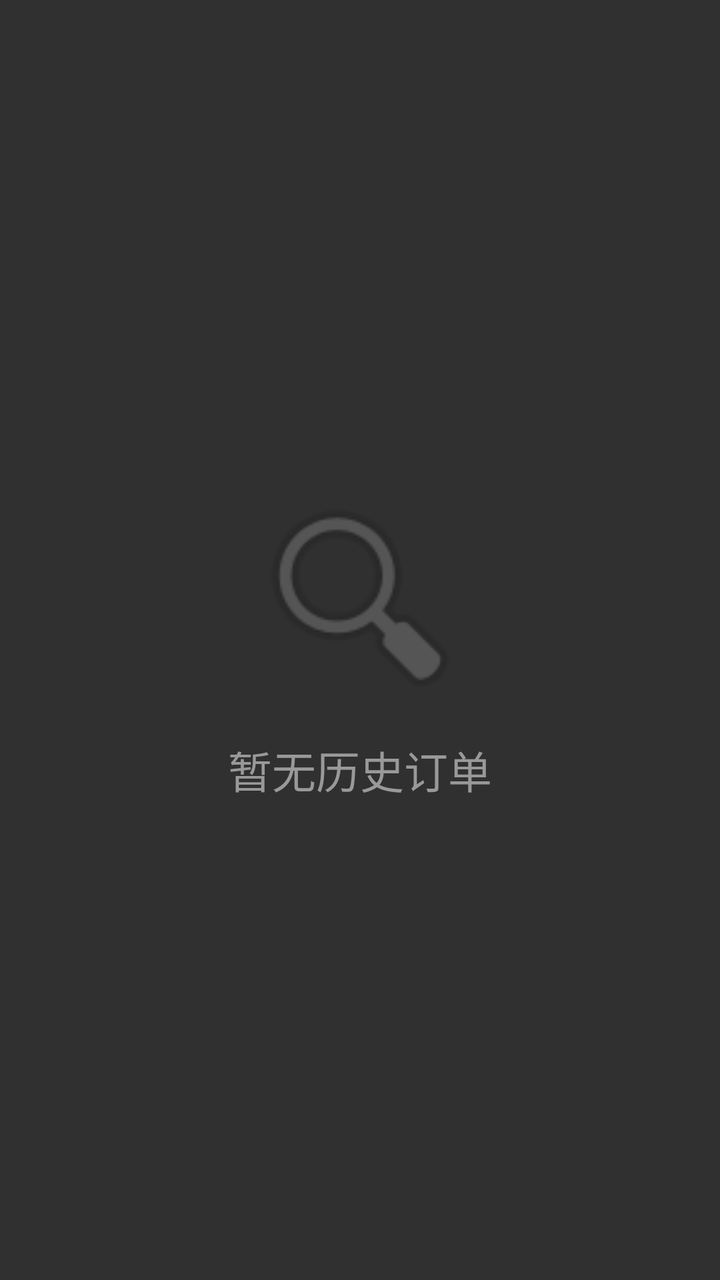
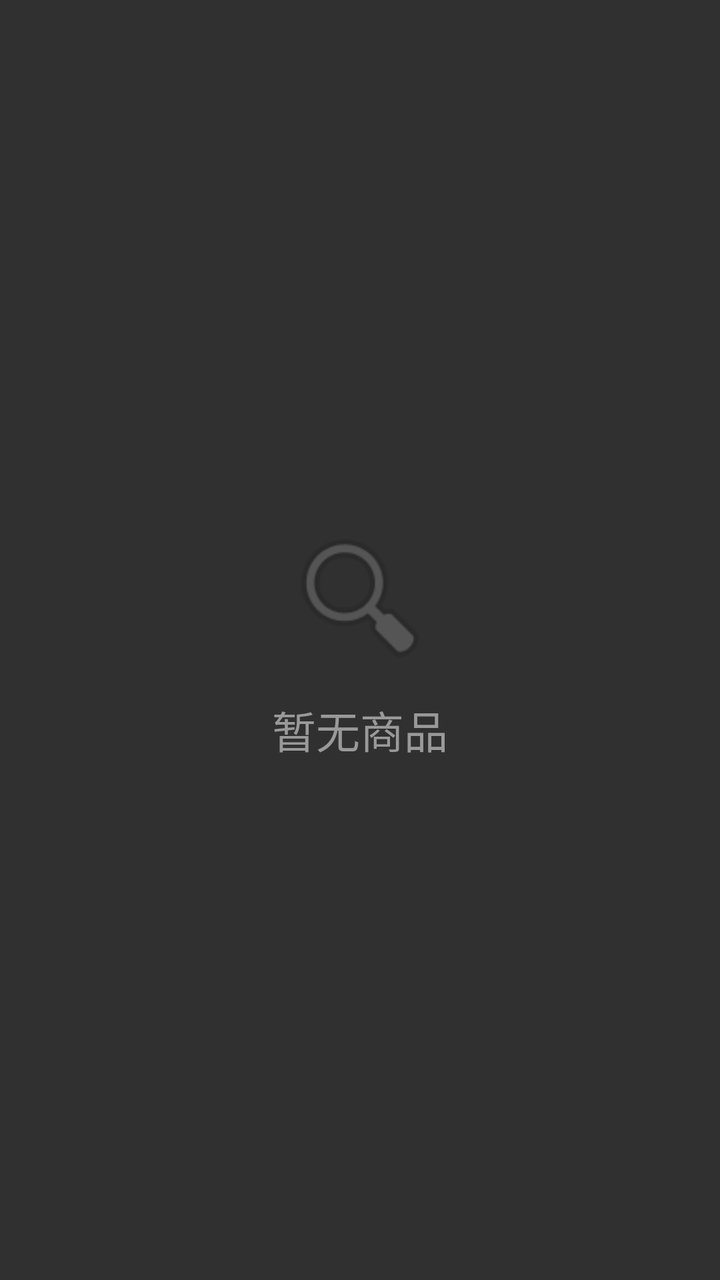

The first picture is an Android layout as it rendered before a commit; the second is the same layout after the commit. The layout source and the unified diff follow.
<!-- AndroidManifest.xml: application theme Base.Theme.UHMCS -->
<!-- res/layout/layout_empty_view.xml -->
<?xml version="1.0" encoding="utf-8"?>
<LinearLayout xmlns:android="http://schemas.android.com/apk/res/android"
    android:layout_width="match_parent"
    android:layout_height="match_parent"
    android:gravity="center"
    android:orientation="vertical"
    android:padding="20dp">

    <ImageView
        android:layout_width="120dp"
        android:layout_height="120dp"
        android:src="@android:drawable/ic_menu_search"
        android:alpha="0.3" />

    <TextView
        android:layout_width="wrap_content"
        android:layout_height="wrap_content"
        android:layout_marginTop="10dp"
        android:text="暂无历史订单"
        android:textColor="#999999"
        android:textSize="22sp" />

</LinearLayout>
<!-- resources referenced by this layout -->
<resources>
  <style name="Base.Theme.UHMCS" parent="Theme.AppCompat.NoActionBar">
          
          
          <item name="android:windowFullscreen">true</item>
          <item name="android:windowContentOverlay">@null</item>
          <item name="colorControlActivated">@color/black</item> 
  
  
  
  
      </style>
  <color name="black">#FF000000</color>
</resources>

<!-- the commit's change to res/layout/layout_empty_view.xml (unified diff, before → after) -->
@@ -7,8 +7,8 @@
     android:padding="20dp">
 
     <ImageView
-        android:layout_width="120dp"
-        android:layout_height="120dp"
+        android:layout_width="80dp"
+        android:layout_height="80dp"
         android:src="@android:drawable/ic_menu_search"
         android:alpha="0.3" />
 
@@ -16,7 +16,7 @@
         android:layout_width="wrap_content"
         android:layout_height="wrap_content"
         android:layout_marginTop="10dp"
-        android:text="暂无历史订单"
+        android:text="@string/noitem"
         android:textColor="#999999"
         android:textSize="22sp" />
 
<!-- resource entries referenced after the edit -->
@@ -1,5 +1,6 @@
 <!-- resources referenced by this layout -->
 <resources>
+  <string name="noitem">"暂无商品"</string>
   <style name="Base.Theme.UHMCS" parent="Theme.AppCompat.NoActionBar">
           
           
